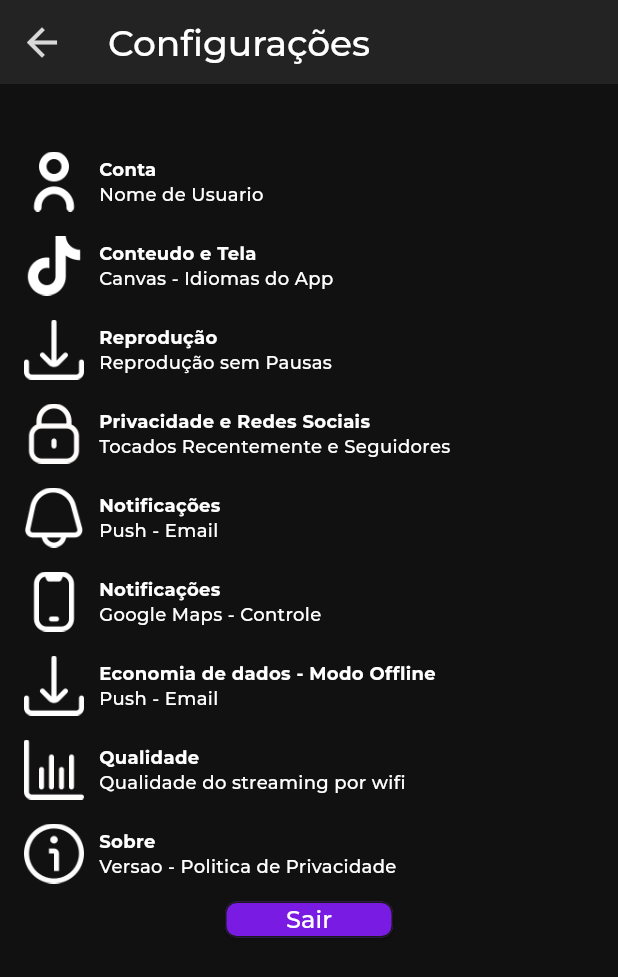
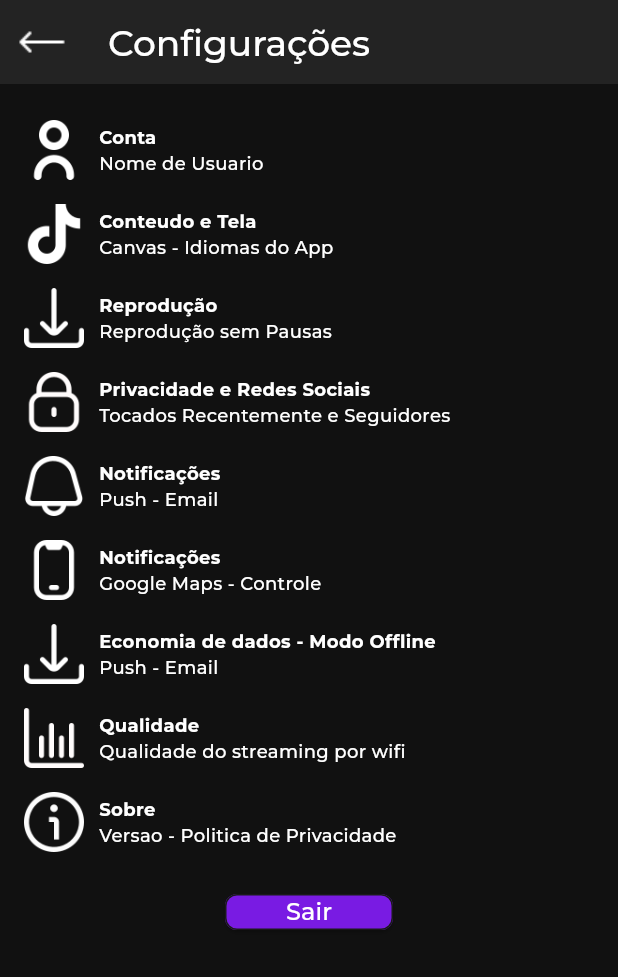
Before and after one commit to Draak18/mimusic, a Flutter app: the Configuracao screen opened by its route, on a phone screen of 412 x 824 dp. Shown: the top 977 px of the screen. Run offline on Flutter 3.47's test engine with Material 3 defaults, Android fonts, the phone set to English and light mode, and no system bars; our stand-ins replace animated_splash_screen, audioplayers, firebase_auth, firebase_core, google_fonts, google_sign_in and 2 more; accounts and stored records are empty.

Commit message:
22/11 pronto

```diff
--- a/lib/main.dart
+++ b/lib/main.dart
@@ -29,7 +29,7 @@ class MyApp extends StatelessWidget {
           primarySwatch: Colors.purple,
           visualDensity: VisualDensity.adaptivePlatformDensity,
         ),
-        initialRoute: '/',
+        initialRoute: '/splashscreen',
         routes: {
           '/': (context) => const HomePage(),
           '/cadastro': (context) => const Cadastro(),
--- a/lib/pages/configuracao.dart
+++ b/lib/pages/configuracao.dart
@@ -344,22 +344,28 @@ class _ConfiguracaoState extends State<Configuracao> {
     );
   }
 
+  Widget seta() {
+    return GestureDetector(
+      onTap: () {
+        Navigator.of(context).pushNamed("/");
+      },
+      child: Image.asset(
+        'assets/images/arrow.png',
+        width: 50,
+        height: 50,
+      ),
+    );
+  }
+
   @override
   Widget build(BuildContext context) {
     return Scaffold(
       backgroundColor: const Color.fromRGBO(17, 17, 17, 1),
       appBar: AppBar(
         backgroundColor: const Color.fromRGBO(35, 35, 35, 1),
-        leading: IconButton(
-          icon: const Icon(Icons.arrow_back,
-              color: const Color.fromRGBO(217, 217, 217, 1)),
-          iconSize: 30,
-          onPressed: () {
-            Navigator.pop(context);
-          },
-        ),
+        leading: seta(),
         title: Row(
-          mainAxisAlignment: MainAxisAlignment.spaceBetween,
+          mainAxisAlignment: MainAxisAlignment.start,
           children: [
             Text(
               'Configurações',
@@ -375,13 +381,13 @@ class _ConfiguracaoState extends State<Configuracao> {
       body: SingleChildScrollView(
         child: Padding(
           padding: const EdgeInsets.only(
-              top: 37, left: 16.0, right: 16.0, bottom: 16.0),
+              top: 24, left: 16.0, right: 16.0, bottom: 16.0),
           child: Column(
             children: [
+              Informacao(),
               SizedBox(
-                height: 8,
+                height: 16,
               ),
-              Informacao(),
               botao(),
             ],
           ),
--- a/lib/pages/pesquisa.dart
+++ b/lib/pages/pesquisa.dart
@@ -1673,7 +1673,7 @@ class PesquisaState extends State<Pesquisa> {
       body: SingleChildScrollView(
         child: Padding(
           padding: const EdgeInsets.only(
-              top: 37, left: 16.0, right: 16.0, bottom: 16.0),
+              top: 16, left: 16.0, right: 16.0, bottom: 16.0),
           child: Column(children: [
             const SizedBox(height: 24),
             texto(),
--- a/lib/pages/usuario.dart
+++ b/lib/pages/usuario.dart
@@ -445,7 +445,7 @@ class UsuarioState extends State<Usuario> {
       body: SingleChildScrollView(
         child: Padding(
           padding: const EdgeInsets.only(
-            top: 37,
+            top: 24,
             left: 10.0,
             right: 16.0,
             bottom: 16.0,
```
